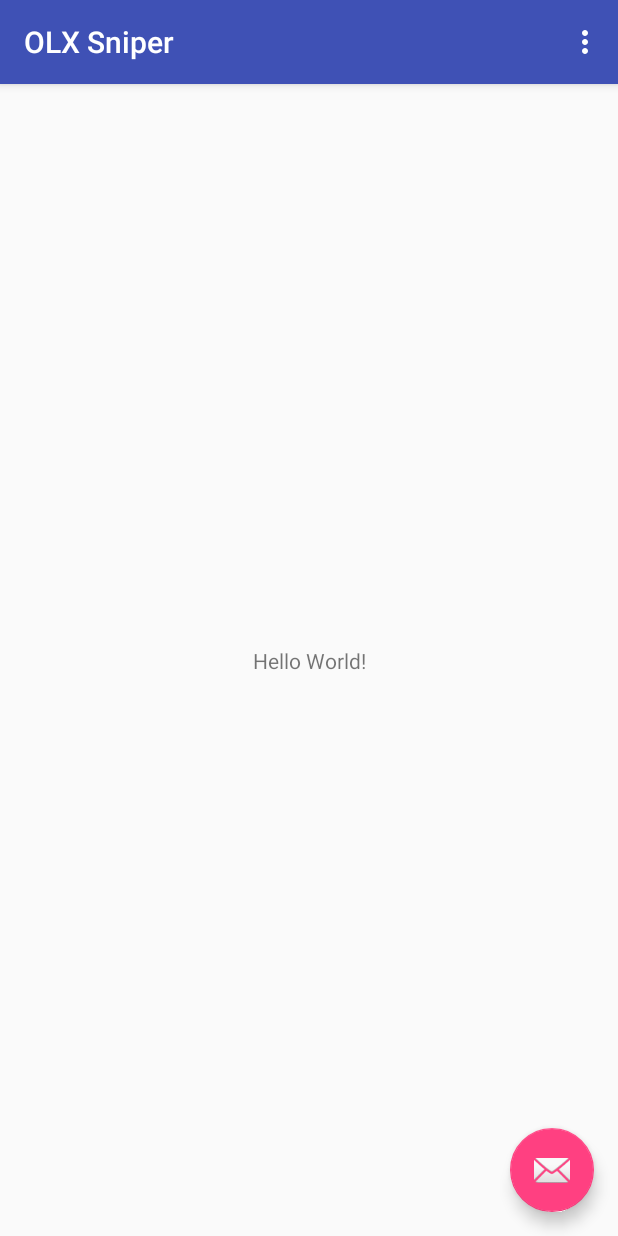
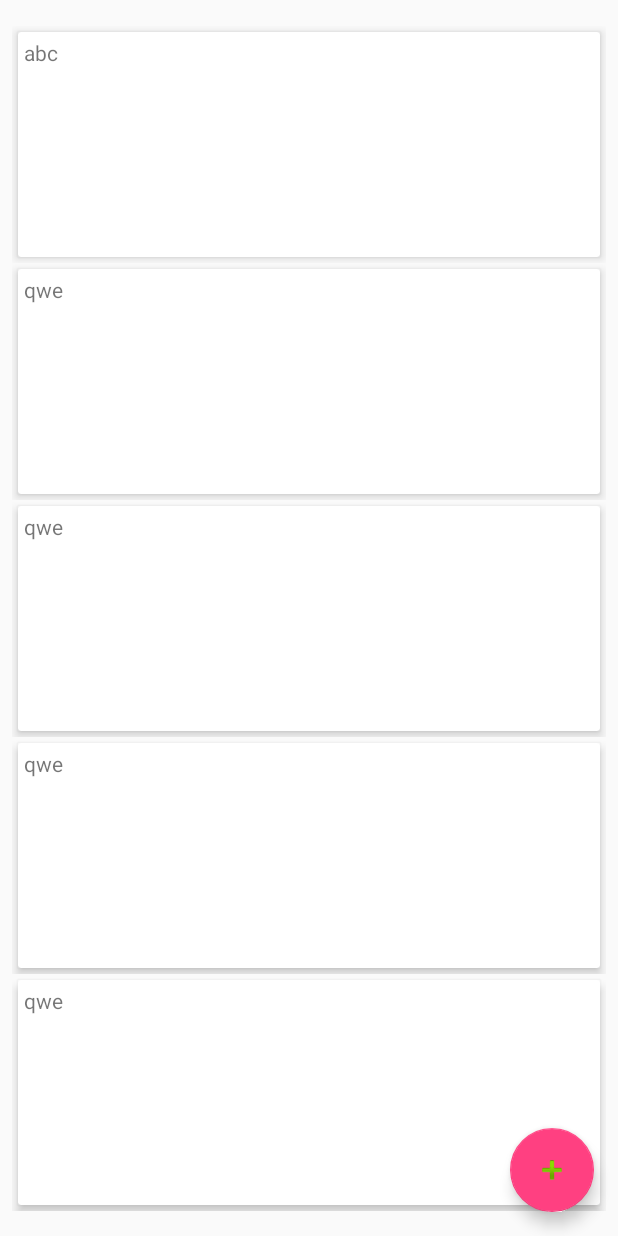
Before and after one commit to Pastew/olx_sniper, an Android app: the screen it shows after launch (MainActivity), on a phone screen of 412 x 824 dp. Run offline under Robolectric (Android 15) with nearby library versions, the phone set to English and light mode, and no system bars.

Commit message:
recycler view stub

```diff
--- a/app/build.gradle
+++ b/app/build.gradle
@@ -30,5 +30,6 @@ dependencies {
     implementation 'com.android.support.constraint:constraint-layout:1.0.2'
     testImplementation 'junit:junit:4.12'
     compile 'org.jsoup:jsoup:1.11.1'
-
+    compile 'com.android.support:cardview-v7:26.1.0'
+    compile 'com.android.support:recyclerview-v7:26.1.0'
 }
--- a/app/src/main/java/com/pastew/olxsniper/MainActivity.java
+++ b/app/src/main/java/com/pastew/olxsniper/MainActivity.java
@@ -5,6 +5,8 @@ import android.os.StrictMode;
 import android.support.design.widget.FloatingActionButton;
 import android.support.design.widget.Snackbar;
 import android.support.v7.app.AppCompatActivity;
+import android.support.v7.widget.LinearLayoutManager;
+import android.support.v7.widget.RecyclerView;
 import android.support.v7.widget.Toolbar;
 import android.view.View;
 import android.view.Menu;
@@ -19,12 +21,14 @@ public class MainActivity extends AppCompatActivity {
 
     public static final String URL = "https://www.olx.pl/oferty/q-gtx-1060/";
 
+    private RecyclerView mRecyclerView;
+    private RecyclerView.Adapter mAdapter;
+    private RecyclerView.LayoutManager mLayoutManager;
+
     @Override
     protected void onCreate(Bundle savedInstanceState) {
         super.onCreate(savedInstanceState);
-        setContentView(R.layout.activity_main);
-        Toolbar toolbar = findViewById(R.id.toolbar);
-        setSupportActionBar(toolbar);
+        setContentView(R.layout.list_layout);
         StrictMode.ThreadPolicy policy = new StrictMode.ThreadPolicy.Builder().permitAll().build();
         StrictMode.setThreadPolicy(policy);
 
@@ -46,6 +50,15 @@ public class MainActivity extends AppCompatActivity {
                         .setAction("Action", null).show();
             }
         });
+
+        mRecyclerView = findViewById(R.id.recycler_view);
+        // use a linear layout manager
+        mLayoutManager = new LinearLayoutManager(this);
+        mRecyclerView.setLayoutManager(mLayoutManager);
+        // specify an adapter (see also next example)
+        String[] myDataset = {"abc", "qwe", "qwe", "qwe", "qwe"};
+        mAdapter = new MyAdapter(getApplicationContext(), myDataset);
+        mRecyclerView.setAdapter(mAdapter);
     }
 
     @Override
--- /dev/null
+++ b/app/src/main/java/com/pastew/olxsniper/MyAdapter.java
@@ -0,0 +1,61 @@
+package com.pastew.olxsniper;
+
+
+import android.content.Context;
+import android.support.v7.widget.RecyclerView;
+import android.view.LayoutInflater;
+import android.view.View;
+import android.view.ViewGroup;
+import android.widget.TextView;
+
+public class MyAdapter extends RecyclerView.Adapter<MyAdapter.ViewHolder> {
+    private final Context mContent;
+    private String[] mDataset;
+
+    // Provide a reference to the views for each data item
+    // Complex data items may need more than one view per item, and
+    // you provide access to all the views for a data item in a view holder
+    public static class ViewHolder extends RecyclerView.ViewHolder {
+        // each data item is just a string in this case
+        public TextView mTextView;
+
+        public ViewHolder(View v) {
+            super(v);
+            mTextView = v.findViewById(R.id.info_text);
+        }
+    }
+
+    // Provide a suitable constructor (depends on the kind of dataset)
+    public MyAdapter(Context mContext, String[] myDataset) {
+        this.mContent = mContext;
+        mDataset = myDataset;
+    }
+
+    // Create new views (invoked by the layout manager)
+    @Override
+    public MyAdapter.ViewHolder onCreateViewHolder(ViewGroup parent,
+                                                   int viewType) {
+        // create a new view
+        View v = LayoutInflater.from(parent.getContext())
+                .inflate(R.layout.offer, parent, false);
+        // set the view's size, margins, paddings and layout parameters
+        // ...
+        ViewHolder vh = new ViewHolder(v);
+        return vh;
+    }
+
+    // Replace the contents of a view (invoked by the layout manager)
+    @Override
+    public void onBindViewHolder(ViewHolder holder, int position) {
+        // - get element from your dataset at this position
+        // - replace the contents of the view with that element
+        holder.mTextView.setText(mDataset[position]);
+
+    }
+
+    // Return the size of your dataset (invoked by the layout manager)
+    @Override
+    public int getItemCount() {
+        return mDataset.length;
+    }
+}
--- /dev/null
+++ b/app/src/main/java/com/pastew/olxsniper/OlxDownloader.java
@@ -0,0 +1,7 @@
+package com.pastew.olxsniper;
+
+public class OlxDownloader {
+
+
+
+}
--- a/app/src/main/res/layout/activity_main.xml
+++ /dev/null
@@ -1,33 +0,0 @@
-<?xml version="1.0" encoding="utf-8"?>
-<android.support.design.widget.CoordinatorLayout xmlns:android="http://schemas.android.com/apk/res/android"
-    xmlns:app="http://schemas.android.com/apk/res-auto"
-    xmlns:tools="http://schemas.android.com/tools"
-    android:layout_width="match_parent"
-    android:layout_height="match_parent"
-    tools:context="com.pastew.olxsniper.MainActivity">
-
-    <android.support.design.widget.AppBarLayout
-        android:layout_width="match_parent"
-        android:layout_height="wrap_content"
-        android:theme="@style/AppTheme.AppBarOverlay">
-
-        <android.support.v7.widget.Toolbar
-            android:id="@+id/toolbar"
-            android:layout_width="match_parent"
-            android:layout_height="?attr/actionBarSize"
-            android:background="?attr/colorPrimary"
-            app:popupTheme="@style/AppTheme.PopupOverlay" />
-
-    </android.support.design.widget.AppBarLayout>
-
-    <include layout="@layout/content_main" />
-
-    <android.support.design.widget.FloatingActionButton
-        android:id="@+id/fab"
-        android:layout_width="wrap_content"
-        android:layout_height="wrap_content"
-        android:layout_gravity="bottom|end"
-        android:layout_margin="@dimen/fab_margin"
-        app:srcCompat="@android:drawable/ic_dialog_email" />
-
-</android.support.design.widget.CoordinatorLayout>
--- a/app/src/main/res/layout/content_main.xml
+++ /dev/null
@@ -1,20 +0,0 @@
-<?xml version="1.0" encoding="utf-8"?>
-<android.support.constraint.ConstraintLayout xmlns:android="http://schemas.android.com/apk/res/android"
-    xmlns:app="http://schemas.android.com/apk/res-auto"
-    xmlns:tools="http://schemas.android.com/tools"
-    android:layout_width="match_parent"
-    android:layout_height="match_parent"
-    app:layout_behavior="@string/appbar_scrolling_view_behavior"
-    tools:context="com.pastew.olxsniper.MainActivity"
-    tools:showIn="@layout/activity_main">
-
-    <TextView
-        android:layout_width="wrap_content"
-        android:layout_height="wrap_content"
-        android:text="Hello World!"
-        app:layout_constraintBottom_toBottomOf="parent"
-        app:layout_constraintLeft_toLeftOf="parent"
-        app:layout_constraintRight_toRightOf="parent"
-        app:layout_constraintTop_toTopOf="parent" />
-
-</android.support.constraint.ConstraintLayout>
--- /dev/null
+++ b/app/src/main/res/layout/list_layout.xml
@@ -0,0 +1,33 @@
+<?xml version="1.0" encoding="utf-8"?>
+<android.support.constraint.ConstraintLayout xmlns:android="http://schemas.android.com/apk/res/android"
+    xmlns:app="http://schemas.android.com/apk/res-auto"
+    xmlns:tools="http://schemas.android.com/tools"
+    android:layout_width="match_parent"
+    android:layout_height="match_parent">
+
+    <android.support.v7.widget.RecyclerView
+        android:id="@+id/recycler_view"
+        android:layout_width="match_parent"
+        android:layout_height="wrap_content"
+        android:layout_marginBottom="8dp"
+        android:layout_marginEnd="8dp"
+        android:layout_marginStart="8dp"
+        android:layout_marginTop="8dp"
+        app:layout_constraintBottom_toBottomOf="parent"
+        app:layout_constraintEnd_toEndOf="parent"
+        app:layout_constraintHorizontal_bias="0.0"
+        app:layout_constraintStart_toStartOf="parent"
+        app:layout_constraintTop_toTopOf="parent" />
+
+    <android.support.design.widget.FloatingActionButton
+        android:id="@+id/fab"
+        android:layout_width="wrap_content"
+        android:layout_height="wrap_content"
+        android:layout_marginBottom="16dp"
+        android:layout_marginEnd="16dp"
+        android:clickable="true"
+        app:layout_constraintBottom_toBottomOf="parent"
+        app:layout_constraintEnd_toEndOf="parent"
+        app:srcCompat="@android:drawable/ic_input_add" />
+
+</android.support.constraint.ConstraintLayout>
--- /dev/null
+++ b/app/src/main/res/layout/offer.xml
@@ -0,0 +1,25 @@
+<?xml version="1.0" encoding="utf-8"?>
+<LinearLayout xmlns:android="http://schemas.android.com/apk/res/android"
+    xmlns:app="http://schemas.android.com/apk/res-auto"
+    xmlns:tools="http://schemas.android.com/tools"
+    android:orientation="vertical"
+    android:layout_width="match_parent"
+    android:layout_height="wrap_content">
+    <!-- A CardView that contains a TextView -->
+    <android.support.v7.widget.CardView xmlns:card_view="http://schemas.android.com/apk/res-auto"
+        android:id="@+id/card_view"
+        android:layout_width="match_parent"
+        android:layout_height="150dp"
+        android:layout_margin="4dp"
+        card_view:cardCornerRadius="2dp"
+        card_view:cardElevation="4dp"
+        card_view:contentPadding="4dp">
+
+        <TextView
+            android:id="@+id/info_text"
+            android:layout_width="match_parent"
+            android:layout_height="wrap_content"
+            android:text="qwe"
+            tools:text="abc" />
+    </android.support.v7.widget.CardView>
+</LinearLayout>
```
